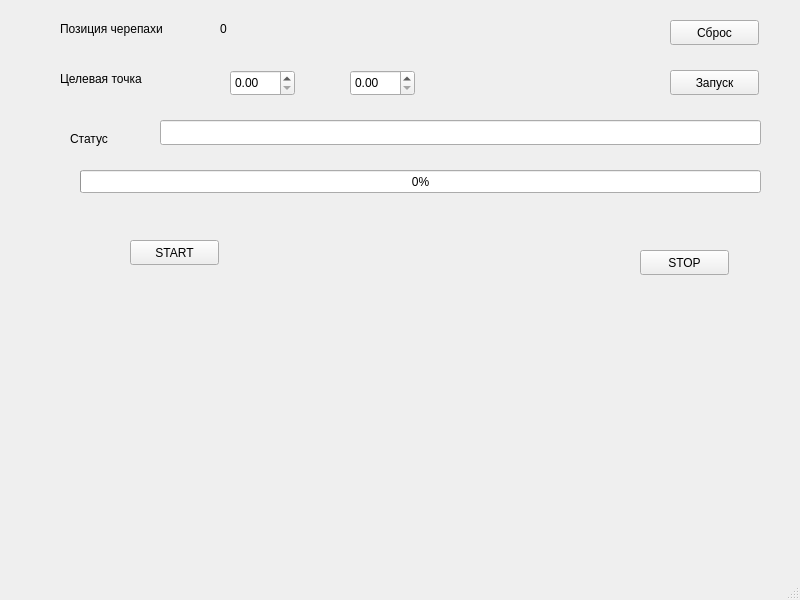
Before: the Qt Designer form src/gui_control/ui/mainwindow.ui in fr1cadelka/supervised_control_my_developed-, drawn with Qt 5.
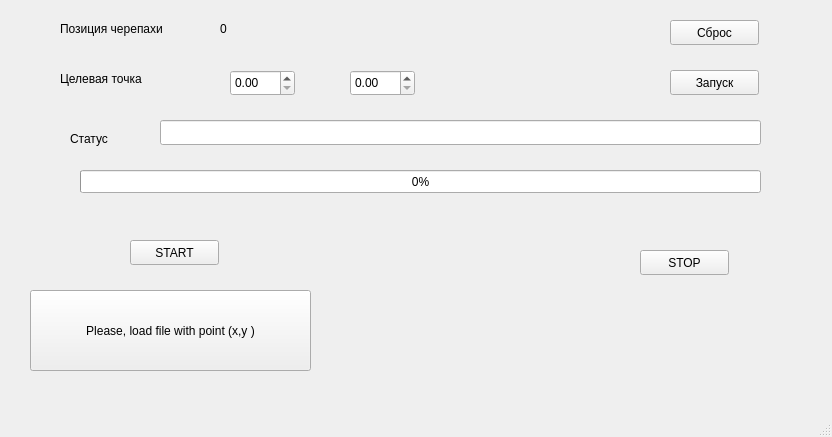
After: the same form once the commit is applied.

Commit message: add button start/stop and make mechanism loaud file with target point

Diff of the .ui file:
```diff
--- a/src/gui_control/ui/mainwindow.ui
+++ b/src/gui_control/ui/mainwindow.ui
@@ -6,8 +6,8 @@
    <rect>
     <x>0</x>
     <y>0</y>
-    <width>800</width>
-    <height>600</height>
+    <width>832</width>
+    <height>437</height>
    </rect>
   </property>
   <property name="windowTitle">
@@ -161,6 +161,19 @@
      <string>STOP</string>
     </property>
    </widget>
+   <widget class="QPushButton" name="pushButton_loafFile_with_point">
+    <property name="geometry">
+     <rect>
+      <x>30</x>
+      <y>290</y>
+      <width>281</width>
+      <height>81</height>
+     </rect>
+    </property>
+    <property name="text">
+     <string>Please, load file with point (x,y )</string>
+    </property>
+   </widget>
   </widget>
   <widget class="QMenuBar" name="menubar">
    <property name="geometry">
```
Left out of the diff: 2 changed lines with no effect on the pictures. The commit also changes 20 other files.
